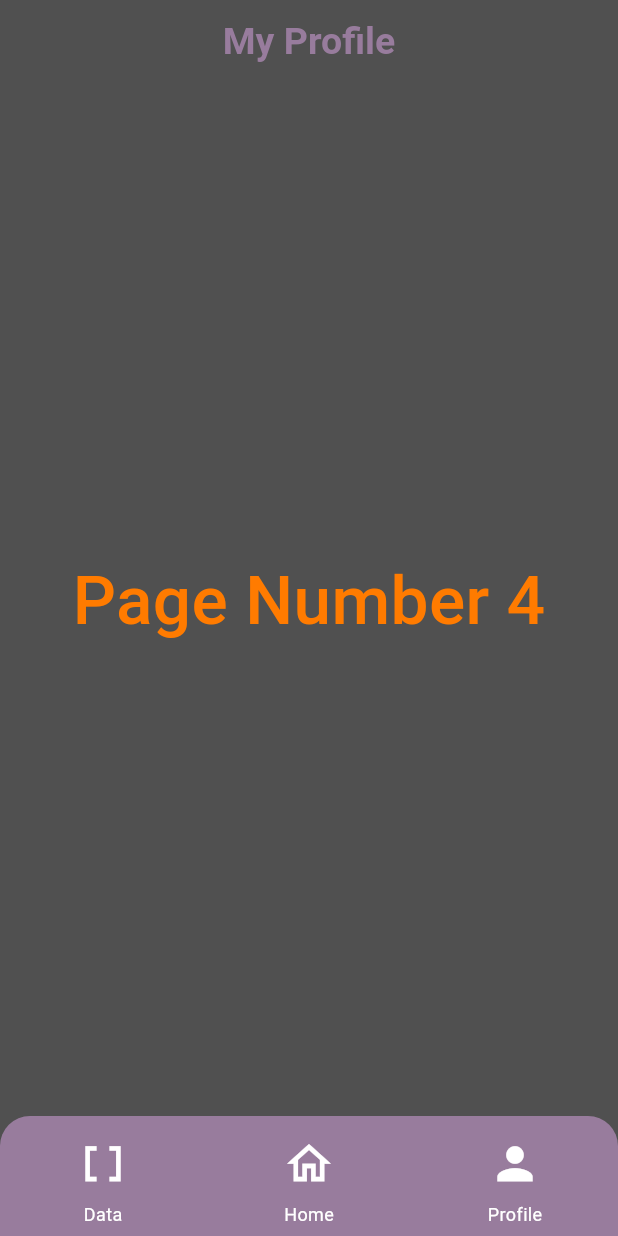
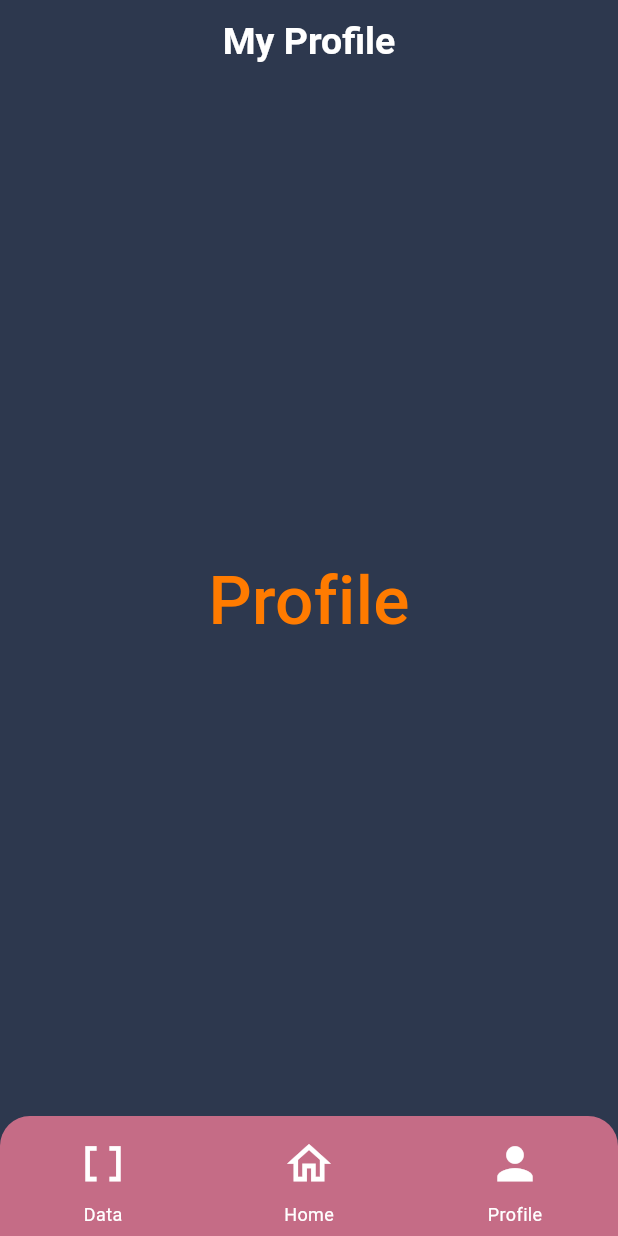
Before and after one commit to AntiAntiexe/Music-Practice-App, a Flutter app: the screen it shows after launch, item 3 of the bottom bar chosen, on a phone screen of 412 x 824 dp. Run offline on Flutter 3.47's test engine with Material 3 defaults, Android fonts, the phone set to English and light mode, and no system bars.

Commit message:
get the page selection working and update their colouring

```diff
--- a/lib/main.dart
+++ b/lib/main.dart
@@ -1,9 +1,9 @@
 import 'package:flutter/cupertino.dart';
 import 'package:flutter/material.dart';
+import 'package:practice_app/pages/profile2.dart';
 import 'dart:async';
-import 'pages/page2.dart';
-import 'pages/page3.dart';
-import 'pages/page4.dart';
+import 'pages/data.dart';
+import 'pages/profile.dart';
 import 'other/globals.dart' as globals;
 
 void main() {
@@ -19,10 +19,11 @@ class MyApp extends StatelessWidget {
     return MaterialApp(
       title: 'Bottom NavBar Demo',
       theme: ThemeData(
-        primaryColor: const Color.fromARGB(255, 255, 123, 0),
-        splashColor: const Color.fromARGB(255, 255, 123, 0),
-        highlightColor: const Color.fromARGB(255, 80, 80, 80),
-        hoverColor: const Color.fromARGB(255, 80, 80, 80),
+        primaryColor: const Color.fromRGBO(53,92,125, 1),
+        splashColor: const Color.fromRGBO(114,90,122, 1),
+        highlightColor: const Color.fromRGBO(197,108,134, 1),
+        hoverColor: const Color.fromRGBO(255,117,130, 1),
+        dialogBackgroundColor: const Color.fromRGBO(45, 56, 78, 1)
       ),
       debugShowCheckedModeBanner: false,
       home: const HomePage(),
@@ -42,9 +43,10 @@ class _HomePageState extends State<HomePage> {
 
   final pages = [
     const main_page(),
-    const Page2(),
-    const Page3(),
-    const Page4(),
+    const data(),
+    const profile(),
+    const profile2(),
+
   ];
 
   String checkTitle(){
@@ -65,19 +67,19 @@ class _HomePageState extends State<HomePage> {
   @override
   Widget build(BuildContext context) {
     return Scaffold(
-      backgroundColor: const Color.fromARGB(255, 80, 80, 80),
+      backgroundColor: const Color.fromRGBO(45, 56, 78, 1),
       appBar: AppBar(
 
         title: Text(
           checkTitle(),
           style: TextStyle(
-            color: const Color.fromARGB(255, 152, 124, 157),
+            color: const Color.fromRGBO(255, 255, 255, 1),
             fontSize: 25,
             fontWeight: FontWeight.w600,
           ),
         ),
         centerTitle: true,
-        backgroundColor: const Color.fromARGB(255, 80, 80, 80),
+        backgroundColor: const Color.fromRGBO(45, 56, 78, 1),
       ),
       body: SafeArea(child: pages[globals.pageIndex],
       ),
@@ -89,7 +91,7 @@ class _HomePageState extends State<HomePage> {
     return Container(
       height: 80,  // Increased height to fit text
       decoration: BoxDecoration(
-        color: const Color.fromARGB(255, 152, 124, 157),
+        color: const Color.fromRGBO(197,108,134, 1),
         borderRadius: const BorderRadius.only(
           topLeft: Radius.circular(20),
           topRight: Radius.circular(20),
@@ -253,7 +255,7 @@ class _main_pageState extends State<main_page> {
   @override
   Widget build(BuildContext context) {
     return Container(
-      color: const Color.fromARGB(255, 80, 80, 80),
+      color: const Color.fromRGBO(45, 56, 78, 1),
       child:
       Column(
         mainAxisAlignment: MainAxisAlignment.center,
@@ -271,12 +273,12 @@ class _main_pageState extends State<main_page> {
                     shape: BoxShape.circle,  // this one is use for make the circle on ui.
                     color: Colors.grey.withOpacity(0.1),
                     border: Border.all(
-                      color: Color.fromARGB(255, 47, 50, 50),
+                      color: const Color.fromARGB(255, 38, 47, 66),
                       width: 4,
                     ),
                   ),
                   child: Text(returnFormattedText(), style: TextStyle(
-                    color: Colors.black,
+                    color: Color.fromRGBO(255, 255, 255, 1),
                     fontSize: 40,
                     fontWeight: FontWeight.bold,
                   ),),
--- a/lib/pages/page3.dart
+++ b/lib/pages/profile.dart
@@ -1,16 +1,16 @@
 import 'package:flutter/material.dart';
 import 'dart:io';
 
-class Page3 extends StatelessWidget {
-  const Page3({Key? key}) : super(key: key);
+class profile extends StatelessWidget {
+  const profile({Key? key}) : super(key: key);
 
   @override
   Widget build(BuildContext context) {
     return Container(
-      color: const Color.fromARGB(255, 80, 80, 80),
+      color: const Color.fromRGBO(45, 56, 78, 1),
       child: const Center(
         child: Text(
-          "Page Number 3",
+          "Profile",
           style: TextStyle(
             color: Color.fromARGB(255, 255, 123, 0),
             fontSize: 45,
--- a/lib/pages/page4.dart
+++ b/lib/pages/profile2.dart
@@ -1,16 +1,16 @@
 import 'package:flutter/material.dart';
 import 'dart:io';
 
-class Page4 extends StatelessWidget {
-  const Page4({Key? key}) : super(key: key);
+class profile2 extends StatelessWidget {
+  const profile2({Key? key}) : super(key: key);
 
   @override
   Widget build(BuildContext context) {
     return Container(
-      color: const Color.fromARGB(255, 80, 80, 80),
+      color: const Color.fromRGBO(45, 56, 78, 1),
       child: const Center(
         child: Text(
-          "Page Number 4",
+          "Profile",
           style: TextStyle(
             color: Color.fromARGB(255, 255, 123, 0),
             fontSize: 45,
```
Also changed, not shown: lib/pages/data.dart (renamed from lib/pages/page2.dart, +4 -4 lines).
